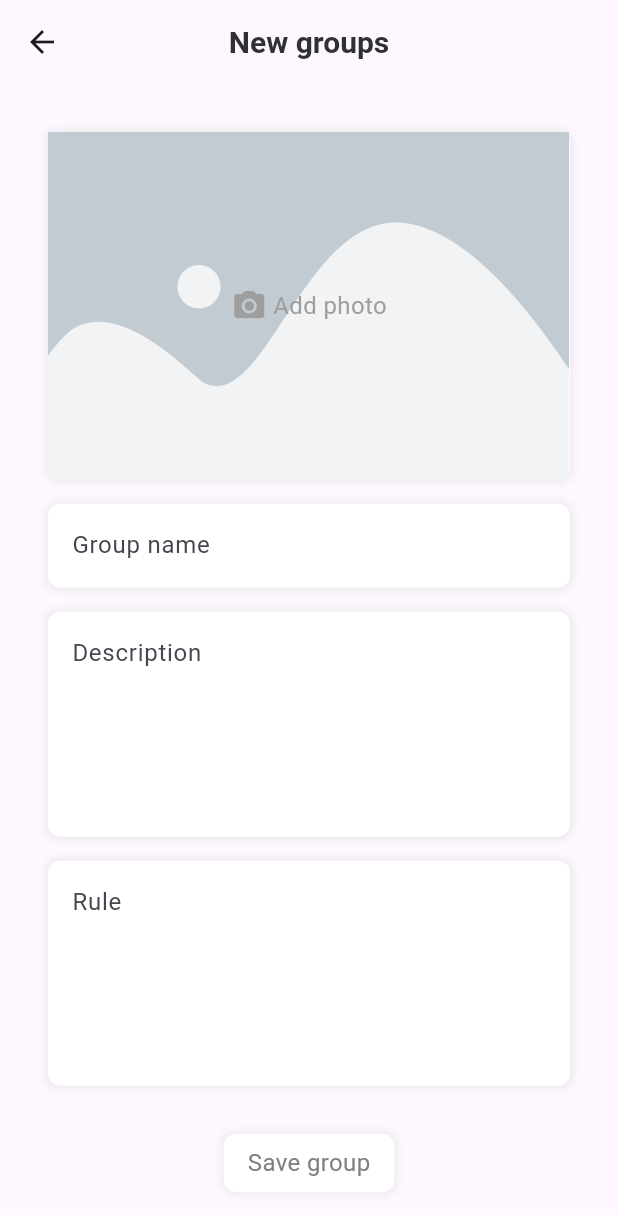
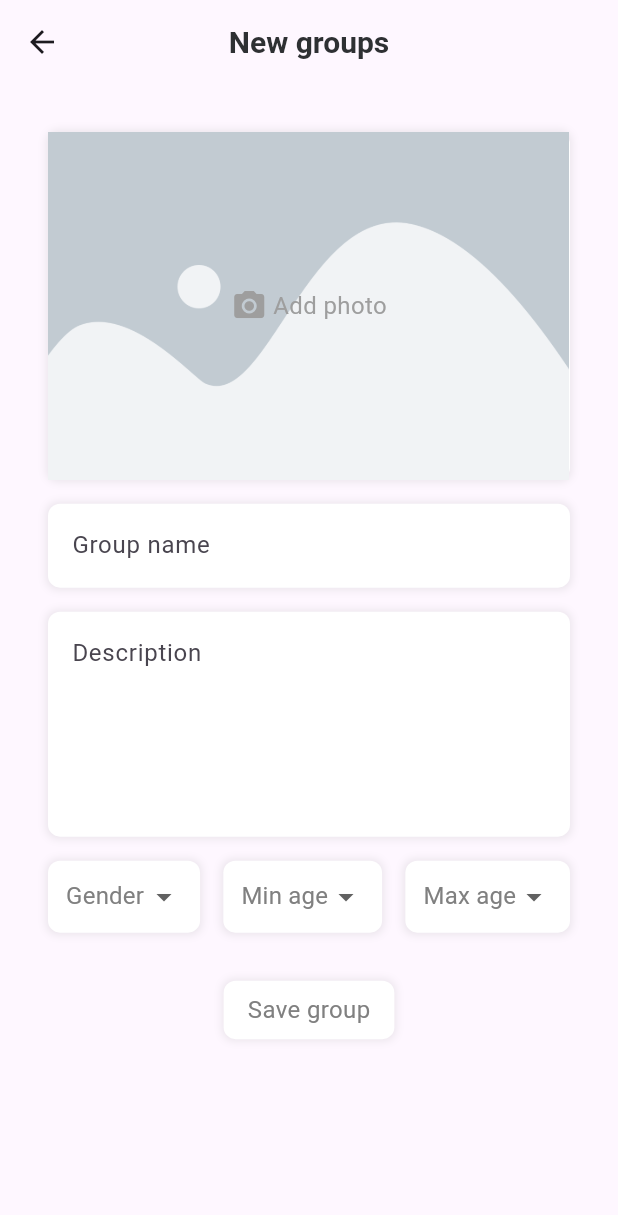
Before and after one commit to evericks/Running-Community-Mobile, a Flutter app: the CreateGroupScreen screen opened by its route, on a phone screen of 412 x 824 dp. Shown: the top 1215 px of the screen. Run offline on Flutter 3.47's test engine with Material 3 defaults, Android fonts, the light colour scheme and no system bars; our stand-ins replace badges, camera, dio, firebase_core, firebase_messaging, flutter_bloc and 10 more; accounts and stored records are empty; network calls fail; project files that could hold a hidden picture were left out.

Commit message:
fix create group

```diff
--- a/lib/cubit/group/group_cubit.dart
+++ b/lib/cubit/group/group_cubit.dart
@@ -19,10 +19,10 @@ class GroupCubit extends Cubit<GroupState>{
     }
   }
 
-  Future<void> createGroup({required String name, required String description, required String rule, required XFile thumbnail}) async {
+  Future<void> createGroup({required String name, required String description , int? maxAge, int? minAge, String? gender, required XFile thumbnail}) async {
     emit(GroupCreateLoadingState());
     try {
-      final response = await _groupRepo.createGroup(name: name, description: description, rule: rule, thumbnail: thumbnail);
+      final response = await _groupRepo.createGroup(name: name, description: description, maxAge: maxAge, minAge: minAge, gender: gender, thumbnail: thumbnail);
       if (response == 201) {
         emit(GroupCreateSuccessState(true));
       } else {
--- a/lib/domain/models/tournaments.dart
+++ b/lib/domain/models/tournaments.dart
@@ -63,6 +63,9 @@ class Tournament {
   String? address;
   double? longitude;
   double? latitude;
+  int? maxAge;
+  int? minAge;
+  String? gender;
   String? createAt;
 
   Tournament(
@@ -80,6 +83,9 @@ class Tournament {
       this.address,
       this.longitude,
       this.latitude,
+      this.maxAge,
+      this.minAge,
+      this.gender,
       this.createAt});
 
   Tournament.fromJson(Map<String, dynamic> json) {
@@ -97,6 +103,9 @@ class Tournament {
     address = json['address'];
     longitude = json['longitude'];
     latitude = json['latitude'];
+    maxAge = json['maxAge'];
+    minAge = json['minAge'];
+    gender = json['gender'];
     createAt = json['createAt'];
   }
 
@@ -116,6 +125,9 @@ class Tournament {
     data['address'] = address;
     data['longitude'] = longitude;
     data['latitude'] = latitude;
+    data['maxAge'] = maxAge;
+    data['minAge'] = minAge;
+    data['gender'] = gender;
     data['createAt'] = createAt;
     return data;
   }
--- a/lib/domain/repositories/group_repo.dart
+++ b/lib/domain/repositories/group_repo.dart
@@ -23,13 +23,15 @@ class GroupRepo {
     }
   }
 
-  Future<int> createGroup({required String name, required String description, required String rule, required XFile thumbnail}) async {
+  Future<int> createGroup({required String name, required String description, int? maxAge, int? minAge, String? gender, required XFile thumbnail}) async {
     try {
       FormData formData = FormData.fromMap({
         'thumbnail': await MultipartFile.fromFile(thumbnail.path, filename: '$name-thumbnail'),
         'name': name,
         'description': description,
-        'rule': rule,
+        if(maxAge != null) 'maxAge': maxAge,
+        if(minAge != null) 'minAge': minAge,
+        if(gender != null) 'gender' : gender,
       });
       final response = await _apiClient.post('/api/groups', data: formData, options: Options(contentType: Headers.multipartFormDataContentType));
       return response.statusCode!;
--- a/lib/main.dart
+++ b/lib/main.dart
@@ -35,7 +35,7 @@ class MainApp extends StatelessWidget {
       //   // )
       // ], child: MultiBlocListener(listeners: [BlocListener<UserCubit, UserState>(listener: (context, state) {})], child: _fetchAuthAndInitialRoute())),
       // home: _fetchAuthAndInitialRoute(),
-      home: MultiBlocProvider(providers: [BlocProvider<NotificationCubit>(create: (context) => NotificationCubit())], child: DashboardScreen()),
+      home: MultiBlocProvider(providers: [BlocProvider<NotificationCubit>(create: (context) => NotificationCubit())], child: const DashboardScreen()),
       theme: ThemeData(
         fontFamily: 'Roboto',
       ),
--- a/lib/screens/CreateGroupScreen.dart
+++ b/lib/screens/CreateGroupScreen.dart
@@ -26,7 +26,9 @@ class _CreateGroupScreenState extends State<CreateGroupScreen> {
   XFile? imageFile;
   TextEditingController groupNameController = TextEditingController();
   TextEditingController groupDescriptionController = TextEditingController();
-  TextEditingController groupRuleController = TextEditingController();
+  String? selectedGender;
+  int? maxAge;
+  int? minAge;
 
   Future imageSelector(BuildContext context, String pickerType) async {
     final ImagePicker picker = ImagePicker();
@@ -160,36 +162,88 @@ class _CreateGroupScreenState extends State<CreateGroupScreen> {
                   ),
                 ),
                 Gap.k16.height,
-                Container(
-                  height: 150,
-                  padding: const EdgeInsets.symmetric(horizontal: 16, vertical: 4),
-                  decoration: BoxDecoration(color: Colors.white, borderRadius: BorderRadius.circular(8), boxShadow: defaultBoxShadow()),
-                  child: TextField(
-                    maxLines: null,
-                    controller: groupRuleController,
-                    decoration: const InputDecoration(hintText: 'Rule', border: InputBorder.none),
-                    onChanged: (_) => setState(() {}),
+                Row(children: [
+                  Container(
+                    padding: const EdgeInsets.symmetric(horizontal: 12),
+                    decoration: BoxDecoration(color: Colors.white, borderRadius: BorderRadius.circular(8), boxShadow: defaultBoxShadow()),
+                    child: DropdownButtonHideUnderline(child: DropdownButton<String>(
+                      items: ['Male', 'Female', 'Other'].map((String value) {
+                        return DropdownMenuItem<String>(
+                          value: value,
+                          child: Text(value),
+                        );
+                      }).toList(),
+                      onChanged: (String? value) {
+                        setState(() {
+                          selectedGender = value;
+                        });
+                      },
+                      value: selectedGender,
+                      hint: Text('Gender', style: primaryTextStyle(color: gray),),)
+                    ),
                   ),
-                ),
+                  const Spacer(),
+                  Container(
+                    padding: const EdgeInsets.symmetric(horizontal: 12),
+                    decoration: BoxDecoration(color: Colors.white, borderRadius: BorderRadius.circular(8), boxShadow: defaultBoxShadow()),
+                    child: DropdownButtonHideUnderline(child: DropdownButton<int>(
+                      items: List.generate(100, (index) => index + 1).map((int value) {
+                        return DropdownMenuItem<int>(
+                          value: value,
+                          child: Text(value.toString()),
+                        );
+                      }).toList(),
+                      onChanged: (int? value) {
+                        setState(() {
+                          minAge = value;
+                        });
+                      },
+                      value: minAge,
+                      hint: Text('Min age', style: primaryTextStyle(color: gray),),)
+                    ),
+                  ),
+                  const Spacer(),
+                  Container(
+                    padding: const EdgeInsets.symmetric(horizontal: 12),
+                    decoration: BoxDecoration(color: Colors.white, borderRadius: BorderRadius.circular(8), boxShadow: defaultBoxShadow()),
+                    child: DropdownButtonHideUnderline(child: DropdownButton<int>(
+                      items: List.generate(100, (index) => index + 1).map((int value) {
+                        return DropdownMenuItem<int>(
+                          value: value,
+                          child: Text(value.toString()),
+                        );
+                      }).toList(),
+                      onChanged: (int? value) {
+                        setState(() {
+                          maxAge = value;
+                        });
+                      },
+                      value: maxAge,
+                      hint: Text('Max age', style: primaryTextStyle(color: gray),),)
+                    ),
+                  ),
+                ],),
                 Gap.kSection.height,
                 Container(
                   padding: const EdgeInsets.symmetric(horizontal: 16, vertical: 8),
                   decoration: BoxDecoration(
-                      color: (groupNameController.text != '' && groupDescriptionController.text != '' && groupRuleController.text != '' && imageFile != null) ? primaryColor : white,
+                      color: (groupNameController.text != '' && groupDescriptionController.text != '' && imageFile != null) ? primaryColor : white,
                       borderRadius: BorderRadius.circular(8),
                       boxShadow: defaultBoxShadow()),
                   child: Text(
                     'Save group',
-                    style: primaryTextStyle(color: (groupNameController.text != '' && groupDescriptionController.text != '' && groupRuleController.text != '' && imageFile != null) ? white : grey),
+                    style: primaryTextStyle(color: (groupNameController.text != '' && groupDescriptionController.text != '' && imageFile != null) ? white : grey),
                   ),
                 ).onTap(() async {
-                  if (groupNameController.text != '' && groupDescriptionController.text != '' && groupRuleController.text != '' && imageFile != null) {
+                  if (groupNameController.text != '' && groupDescriptionController.text != '' && imageFile != null) {
                     if (UserRepo.user.id != null) {
                       final GroupCubit groupCubit = context.read<GroupCubit>();
                       groupCubit.createGroup(
                         name: groupNameController.text,
                         description: groupDescriptionController.text,
-                        rule: groupRuleController.text,
+                        maxAge: maxAge,
+                        minAge: minAge,
+                        gender: selectedGender,
                         thumbnail: imageFile!,
                       );
                     } else {
--- a/lib/screens/TournamentDetailScreen.dart
+++ b/lib/screens/TournamentDetailScreen.dart
@@ -315,7 +315,17 @@ class _TournamentDetailScreenState extends State<TournamentDetailScreen> {
                       style: boldTextStyle(),
                     ).paddingSymmetric(horizontal: 16),
                     Gap.k4.height,
-                    Text(tournament.rule!, style: secondaryTextStyle()).paddingSymmetric(horizontal: 16),
+                            Row(
+                              children: [
+                                Text(
+                                  'Age from ${tournament.minAge}',
+                                  style: secondaryTextStyle(size: 14),
+                                ).visible(tournament.minAge != null),
+                                Text(" - ${tournament.maxAge}", style: secondaryTextStyle(size: 14)).visible(tournament.maxAge != null),
+                                Gap.k16.width,
+                                Text('Gender: ${tournament.gender}', style: secondaryTextStyle(size: 14)).visible(tournament.gender != null),
+                              ],
+                            ).paddingLeft(16),
                     Gap.k16.height,
                     Text(
                       'Description',
```
Also changed, not shown: lib/fragments/GroupFragment.dart (+15 -34 lines), lib/screens/DashboardScreen.dart (+7 -4 lines).
